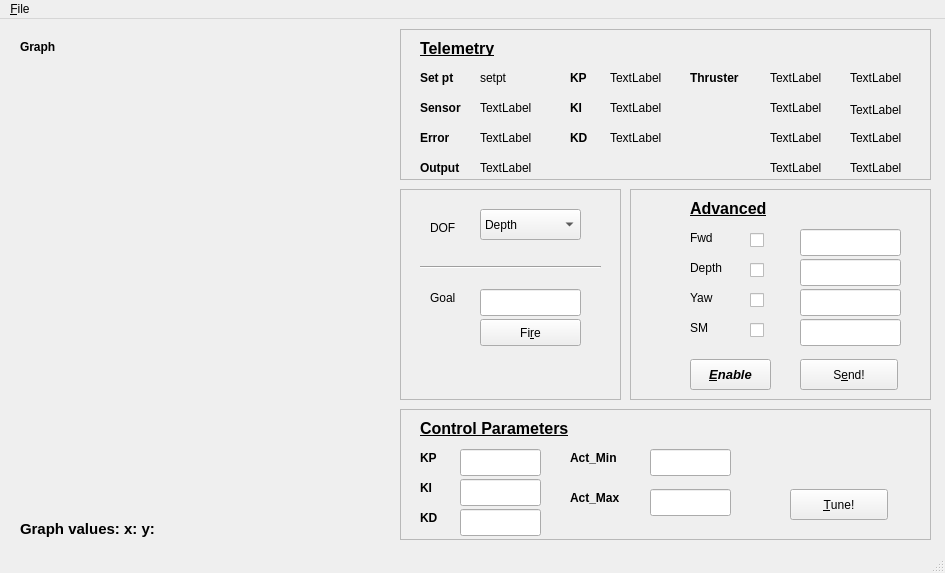
First picture: the form in src/GUI/ControlUI.ui, repository silverbullet1/bbauv, before the edit.
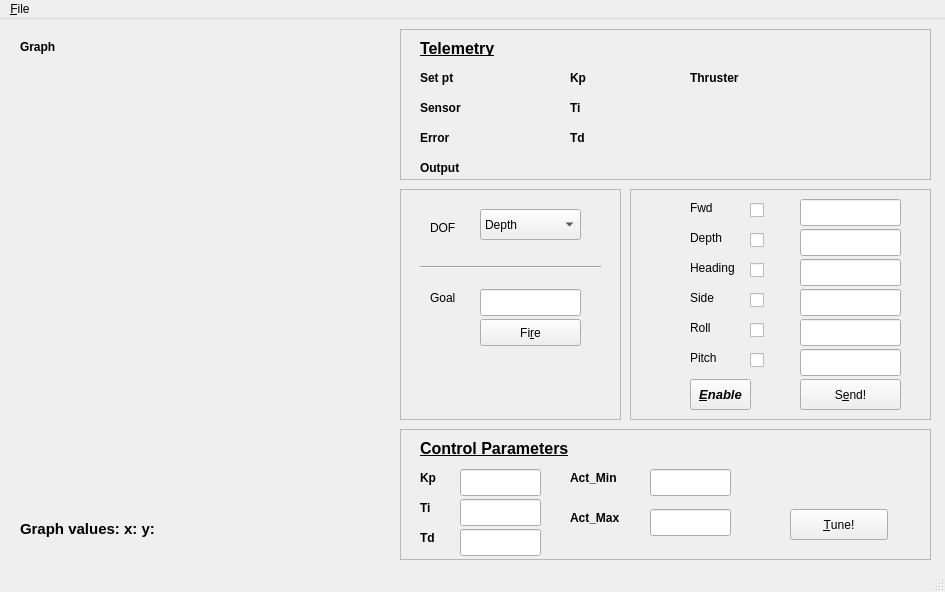
Second picture: the form after the edit. Custom widgets are drawn as their Qt base class.

Commit message: Add enabling control servers before sending goals in control ui

The edit to the form file:
```diff
--- a/src/GUI/ControlUI.ui
+++ b/src/GUI/ControlUI.ui
@@ -7,7 +7,7 @@
     <x>0</x>
     <y>0</y>
     <width>945</width>
-    <height>573</height>
+    <height>592</height>
    </rect>
   </property>
   <property name="windowTitle">
@@ -134,7 +134,7 @@
       </font>
      </property>
      <property name="text">
-      <string>KP</string>
+      <string>Kp</string>
      </property>
     </widget>
     <widget class="QLabel" name="KI_label">
@@ -153,7 +153,7 @@
       </font>
      </property>
      <property name="text">
-      <string>KI</string>
+      <string>Ti</string>
      </property>
     </widget>
     <widget class="QLabel" name="KD_label">
@@ -172,7 +172,7 @@
       </font>
      </property>
      <property name="text">
-      <string>KD</string>
+      <string>Td</string>
      </property>
     </widget>
     <widget class="QLabel" name="output_label">
@@ -223,7 +223,7 @@
       </rect>
      </property>
      <property name="text">
-      <string>setpt</string>
+      <string/>
      </property>
     </widget>
     <widget class="QLabel" name="sensor_val">
@@ -236,7 +236,7 @@
       </rect>
      </property>
      <property name="text">
-      <string>TextLabel</string>
+      <string/>
      </property>
     </widget>
     <widget class="QLabel" name="error_val">
@@ -249,7 +249,7 @@
       </rect>
      </property>
      <property name="text">
-      <string>TextLabel</string>
+      <string/>
      </property>
     </widget>
     <widget class="QLabel" name="KP_val">
@@ -262,7 +262,7 @@
       </rect>
      </property>
      <property name="text">
-      <string>TextLabel</string>
+      <string/>
      </property>
     </widget>
     <widget class="QLabel" name="KI_val">
@@ -275,7 +275,7 @@
       </rect>
      </property>
      <property name="text">
-      <string>TextLabel</string>
+      <string/>
      </property>
     </widget>
     <widget class="QLabel" name="KD_val">
@@ -288,7 +288,7 @@
       </rect>
      </property>
      <property name="text">
-      <string>TextLabel</string>
+      <string/>
      </property>
     </widget>
     <widget class="QLabel" name="output_val">
@@ -301,7 +301,7 @@
       </rect>
      </property>
      <property name="text">
-      <string>TextLabel</string>
+      <string/>
      </property>
     </widget>
     <widget class="QLabel" name="thruster_val_1">
@@ -314,7 +314,7 @@
       </rect>
      </property>
      <property name="text">
-      <string>TextLabel</string>
+      <string/>
      </property>
     </widget>
     <widget class="QLabel" name="telemetry_label">
@@ -349,7 +349,7 @@
       </rect>
      </property>
      <property name="text">
-      <string>TextLabel</string>
+      <string/>
      </property>
     </widget>
     <widget class="QLabel" name="thruster_val_3">
@@ -362,7 +362,7 @@
       </rect>
      </property>
      <property name="text">
-      <string>TextLabel</string>
+      <string/>
      </property>
     </widget>
     <widget class="QLabel" name="thruster_val_4">
@@ -375,7 +375,7 @@
       </rect>
      </property>
      <property name="text">
-      <string>TextLabel</string>
+      <string/>
      </property>
     </widget>
     <widget class="QLabel" name="thruster_val_8">
@@ -388,7 +388,7 @@
       </rect>
      </property>
      <property name="text">
-      <string>TextLabel</string>
+      <string/>
      </property>
     </widget>
     <widget class="QLabel" name="thruster_val_6">
@@ -401,7 +401,7 @@
       </rect>
      </property>
      <property name="text">
-      <string>TextLabel</string>
+      <string/>
      </property>
     </widget>
     <widget class="QLabel" name="thruster_val_7">
@@ -414,7 +414,7 @@
       </rect>
      </property>
      <property name="text">
-      <string>TextLabel</string>
+      <string/>
      </property>
     </widget>
     <widget class="QLabel" name="thruster_val_5">
@@ -427,7 +427,7 @@
       </rect>
      </property>
      <property name="text">
-      <string>TextLabel</string>
+      <string/>
      </property>
     </widget>
    </widget>
@@ -435,7 +435,7 @@
     <property name="geometry">
      <rect>
       <x>400</x>
-      <y>390</y>
+      <y>410</y>
       <width>531</width>
       <height>131</height>
      </rect>
@@ -500,7 +500,7 @@
       </font>
      </property>
      <property name="text">
-      <string>KD</string>
+      <string>Td</string>
      </property>
     </widget>
     <widget class="QLabel" name="con_KI_label">
@@ -519,7 +519,7 @@
       </font>
      </property>
      <property name="text">
-      <string>KI</string>
+      <string>Ti</string>
      </property>
     </widget>
     <widget class="QLabel" name="Controlpara_label">
@@ -551,7 +551,7 @@
       </font>
      </property>
      <property name="text">
-      <string>KP</string>
+      <string>Kp</string>
      </property>
     </widget>
     <widget class="QLineEdit" name="con_KP_val">
@@ -627,7 +627,7 @@
       <x>630</x>
       <y>170</y>
       <width>301</width>
-      <height>211</height>
+      <height>231</height>
      </rect>
     </property>
     <property name="frameShape">
@@ -640,7 +640,7 @@
      <property name="geometry">
       <rect>
        <x>60</x>
-       <y>40</y>
+       <y>10</y>
        <width>51</width>
        <height>17</height>
       </rect>
@@ -653,7 +653,7 @@
      <property name="geometry">
       <rect>
        <x>120</x>
-       <y>40</y>
+       <y>10</y>
        <width>41</width>
        <height>22</height>
       </rect>
@@ -666,7 +666,7 @@
      <property name="geometry">
       <rect>
        <x>170</x>
-       <y>40</y>
+       <y>10</y>
        <width>101</width>
        <height>27</height>
       </rect>
@@ -676,7 +676,7 @@
      <property name="geometry">
       <rect>
        <x>60</x>
-       <y>70</y>
+       <y>40</y>
        <width>51</width>
        <height>17</height>
       </rect>
@@ -689,7 +689,7 @@
      <property name="geometry">
       <rect>
        <x>120</x>
-       <y>70</y>
+       <y>40</y>
        <width>41</width>
        <height>22</height>
       </rect>
@@ -702,7 +702,7 @@
      <property name="geometry">
       <rect>
        <x>170</x>
-       <y>70</y>
+       <y>40</y>
        <width>101</width>
        <height>27</height>
       </rect>
@@ -712,7 +712,7 @@
      <property name="geometry">
       <rect>
        <x>170</x>
-       <y>100</y>
+       <y>70</y>
        <width>101</width>
        <height>27</height>
       </rect>
@@ -722,20 +722,20 @@
      <property name="geometry">
       <rect>
        <x>60</x>
-       <y>100</y>
-       <width>51</width>
+       <y>70</y>
+       <width>61</width>
        <height>17</height>
       </rect>
      </property>
      <property name="text">
-      <string>Yaw</string>
+      <string>Heading</string>
      </property>
     </widget>
     <widget class="QCheckBox" name="yaw_check">
      <property name="geometry">
       <rect>
        <x>120</x>
-       <y>100</y>
+       <y>70</y>
        <width>41</width>
        <height>22</height>
       </rect>
@@ -748,7 +748,7 @@
      <property name="geometry">
       <rect>
        <x>170</x>
-       <y>130</y>
+       <y>100</y>
        <width>101</width>
        <height>27</height>
       </rect>
@@ -758,7 +758,7 @@
      <property name="geometry">
       <rect>
        <x>120</x>
-       <y>130</y>
+       <y>100</y>
        <width>41</width>
        <height>22</height>
       </rect>
@@ -771,37 +771,21 @@
      <property name="geometry">
       <rect>
        <x>60</x>
-       <y>130</y>
+       <y>100</y>
        <width>51</width>
        <height>17</height>
       </rect>
      </property>
      <property name="text">
-      <string>SM</string>
-     </property>
-    </widget>
-    <widget class="QLabel" name="Advanced_label">
-     <property name="geometry">
-      <rect>
-       <x>60</x>
-       <y>10</y>
-       <width>151</width>
-       <height>17</height>
-      </rect>
-     </property>
-     <property name="text">
-      <string>&lt;html&gt;&lt;head/&gt;&lt;body&gt;&lt;p&gt;&lt;span style=&quot; font-size:12pt; font-weight:600; text-decoration: underline;&quot;&gt;Advanced&lt;/span&gt;&lt;/p&gt;&lt;/body&gt;&lt;/html&gt;</string>
-     </property>
-     <property name="textFormat">
-      <enum>Qt::RichText</enum>
+      <string>Side</string>
      </property>
     </widget>
     <widget class="QPushButton" name="sendButton">
      <property name="geometry">
       <rect>
        <x>170</x>
-       <y>170</y>
-       <width>98</width>
+       <y>190</y>
+       <width>101</width>
        <height>31</height>
       </rect>
      </property>
@@ -816,8 +800,8 @@
      <property name="geometry">
       <rect>
        <x>60</x>
-       <y>170</y>
-       <width>81</width>
+       <y>190</y>
+       <width>61</width>
        <height>31</height>
       </rect>
      </property>
@@ -836,6 +820,78 @@
       <string>Ctrl+E</string>
      </property>
     </widget>
+    <widget class="QLabel" name="sm_label_2">
+     <property name="geometry">
+      <rect>
+       <x>60</x>
+       <y>130</y>
+       <width>51</width>
+       <height>17</height>
+      </rect>
+     </property>
+     <property name="text">
+      <string>Roll</string>
+     </property>
+    </widget>
+    <widget class="QCheckBox" name="roll_check">
+     <property name="geometry">
+      <rect>
+       <x>120</x>
+       <y>130</y>
+       <width>41</width>
+       <height>22</height>
+      </rect>
+     </property>
+     <property name="text">
+      <string/>
+     </property>
+    </widget>
+    <widget class="QLineEdit" name="roll_val">
+     <property name="geometry">
+      <rect>
+       <x>170</x>
+       <y>130</y>
+       <width>101</width>
+       <height>27</height>
+      </rect>
+     </property>
+    </widget>
+    <widget class="QLineEdit" name="pitch_val">
+     <property name="geometry">
+      <rect>
+       <x>170</x>
+       <y>160</y>
+       <width>101</width>
+       <height>27</height>
+      </rect>
+     </property>
+    </widget>
+    <widget class="QLabel" name="sm_label_3">
+     <property name="geometry">
+      <rect>
+       <x>60</x>
+       <y>160</y>
+       <width>51</width>
+       <height>17</height>
+      </rect>
+     </property>
+     <property name="text">
+      <string>Pitch</string>
+     </property>
+    </widget>
+    <widget class="QCheckBox" name="pitch_check">
+     <property name="geometry">
+      <rect>
+       <x>120</x>
+       <y>160</y>
+       <width>41</width>
+       <height>22</height>
+      </rect>
+     </property>
+     <property name="text">
+      <string/>
+     </property>
+    </widget>
    </widget>
    <widget class="QLabel" name="graphvalues">
     <property name="geometry">
@@ -866,7 +922,7 @@
       <x>400</x>
       <y>170</y>
       <width>221</width>
-      <height>211</height>
+      <height>231</height>
      </rect>
     </property>
     <property name="frameShape">
```
The commit also changes 3 other files.
